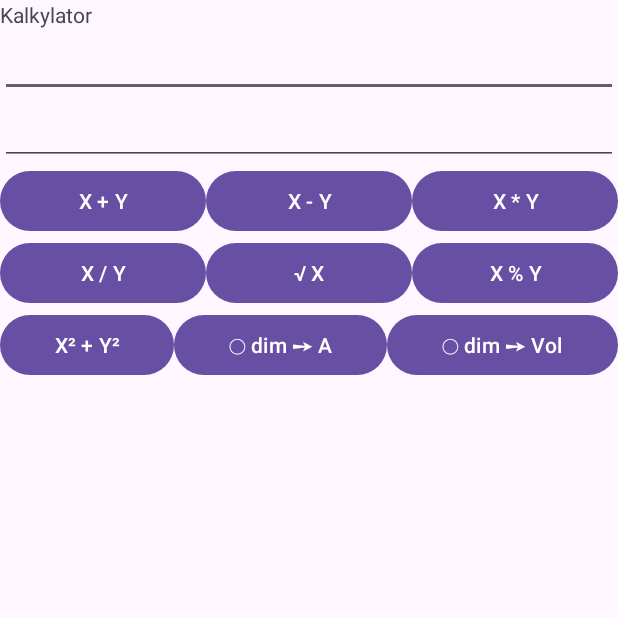
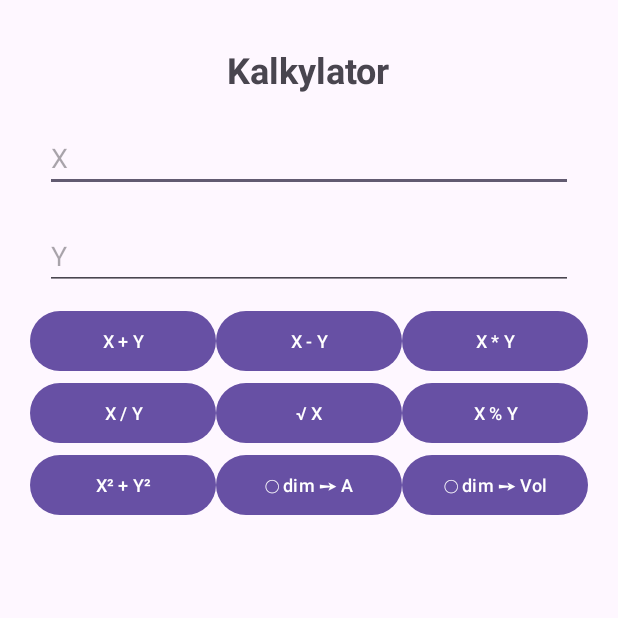
Before and after one commit to z0etz/GroupCalkylator, an Android app: the screen it shows after launch (MainActivity), on a phone screen of 412 x 824 dp, the top half of it. Run offline under Robolectric (Android 15) with nearby library versions, the phone set to English and light mode, and no system bars.

Commit message:
Uppdaterat texstorlekar och margins.

```diff
--- a/app/src/main/res/layout/activity_main.xml
+++ b/app/src/main/res/layout/activity_main.xml
@@ -9,13 +9,18 @@
     <LinearLayout
         android:layout_width="match_parent"
         android:layout_height="match_parent"
+        android:layout_margin="@dimen/margin_medium"
         android:orientation="vertical">
 
 
     <TextView
         android:layout_width="wrap_content"
         android:layout_height="wrap_content"
-        android:text="Kalkylator"
+        android:text="@string/kalkylator"
+        android:textStyle="bold"
+        android:textSize="@dimen/titleText"
+        android:layout_gravity="center"
+        android:layout_margin="@dimen/margin_small"
         app:layout_constraintBottom_toBottomOf="parent"
         app:layout_constraintEnd_toEndOf="parent"
         app:layout_constraintStart_toStartOf="parent"
@@ -23,11 +28,15 @@
 
     <EditText
         android:id="@+id/editText0"
+        android:hint="@string/x"
+        android:layout_margin="@dimen/margin_small"
         android:layout_width="match_parent"
         android:layout_height="wrap_content"/>
 
         <EditText
             android:id="@+id/editText1"
+            android:hint="@string/y"
+            android:layout_margin="@dimen/margin_small"
             android:layout_width="match_parent"
             android:layout_height="wrap_content"/>
 
@@ -38,19 +47,25 @@
         <Button
             android:id="@+id/buttonPlus"
             android:text="@string/plus"
-            android:layout_width="wrap_content"
+            android:textSize="@dimen/buttonText"
+            android:layout_width="0dp"
+            app:layout_constraintWidth_default="wrap"
             android:layout_height="wrap_content"
             android:layout_weight="1"/>
         <Button
             android:id="@+id/buttonMinus"
             android:text="@string/minus"
-            android:layout_width="wrap_content"
+            android:textSize="@dimen/buttonText"
+            android:layout_width="0dp"
+            app:layout_constraintWidth_default="wrap"
             android:layout_height="wrap_content"
             android:layout_weight="1"/>
         <Button
             android:id="@+id/buttonMultiplication"
             android:text="@string/multiplication"
-            android:layout_width="wrap_content"
+            android:textSize="@dimen/buttonText"
+            android:layout_width="0dp"
+            app:layout_constraintWidth_default="wrap"
             android:layout_height="wrap_content"
             android:layout_weight="1"/>
     </LinearLayout>
@@ -62,18 +77,21 @@
             <Button
                 android:id="@+id/buttonDivision"
                 android:text="@string/division"
+                android:textSize="@dimen/buttonText"
                 android:layout_width="wrap_content"
                 android:layout_height="wrap_content"
                 android:layout_weight="1"/>
             <Button
                 android:id="@+id/buttonRoot"
                 android:text="@string/root"
+                android:textSize="@dimen/buttonText"
                 android:layout_width="wrap_content"
                 android:layout_height="wrap_content"
                 android:layout_weight="1"/>
             <Button
                 android:id="@+id/buttonPercent"
                 android:text="@string/percent"
+                android:textSize="@dimen/buttonText"
                 android:layout_width="wrap_content"
                 android:layout_height="wrap_content"
                 android:layout_weight="1"/>
@@ -86,19 +104,25 @@
             <Button
                 android:id="@+id/buttonPhytagoras"
                 android:text="@string/phytagoras"
-                android:layout_width="wrap_content"
+                android:textSize="@dimen/buttonText"
+                android:layout_width="0dp"
+                app:layout_constraintWidth_default="wrap"
                 android:layout_height="wrap_content"
                 android:layout_weight="1"/>
             <Button
                 android:id="@+id/buttonCircleArea"
                 android:text="@string/circleArea"
-                android:layout_width="wrap_content"
+                android:textSize="@dimen/buttonText"
+                android:layout_width="0dp"
+                app:layout_constraintWidth_default="wrap"
                 android:layout_height="wrap_content"
                 android:layout_weight="1"/>
             <Button
                 android:id="@+id/buttonCylinderVolume"
                 android:text="@string/cylinderVolume"
-                android:layout_width="wrap_content"
+                android:textSize="@dimen/buttonText"
+                android:layout_width="0dp"
+                app:layout_constraintWidth_default="wrap"
                 android:layout_height="wrap_content"
                 android:layout_weight="1"/>
         </LinearLayout>
--- /dev/null
+++ b/app/src/main/res/values/dimens.xml
@@ -0,0 +1,8 @@
+<?xml version="1.0" encoding="utf-8"?>
+<resources>
+    <dimen name="margin_medium">20dp</dimen>
+    <dimen name="margin_small">10dp</dimen>
+    <dimen name="buttonHeight">60dp</dimen>
+    <dimen name="buttonText">12sp</dimen>
+    <dimen name="titleText">24sp</dimen>
+</resources>
--- a/app/src/main/res/values/strings.xml
+++ b/app/src/main/res/values/strings.xml
@@ -9,4 +9,7 @@
     <string name="phytagoras">X² + Y²</string>
     <string name="circleArea">◯ dim ➙ A</string>
     <string name="cylinderVolume">◯ dim ➙ Vol</string>
+    <string name="x">X</string>
+    <string name="y">Y</string>
+    <string name="kalkylator">Kalkylator</string>
 </resources>
```
